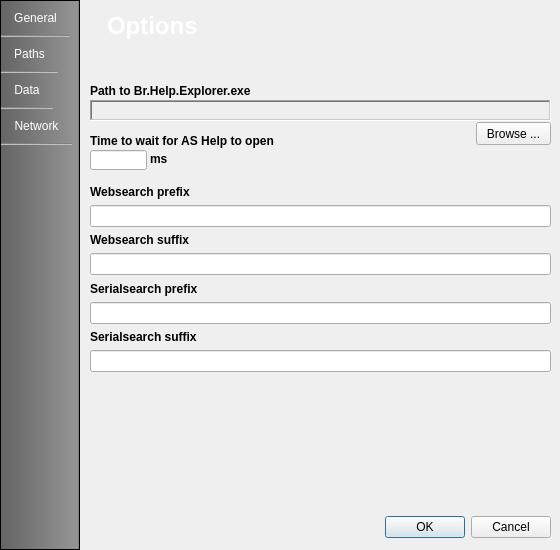
Old version of the form 00_src/optionwindow.ui in the repository bee-eater/SystemDumpViewer.
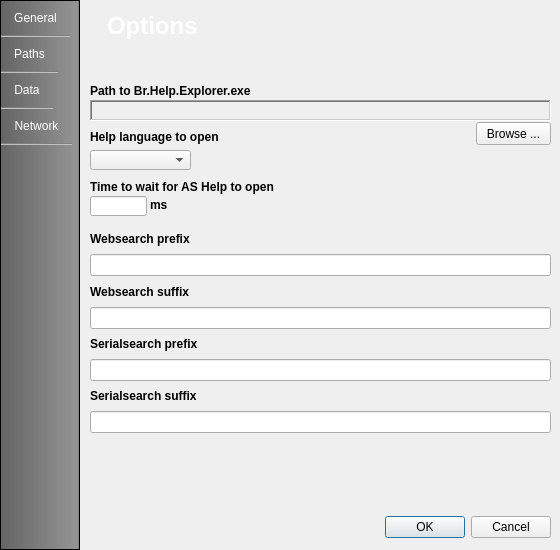
New version of the form. The open tabs and pages were chosen to show the change. Icons and pictures are not drawn.

Commit message: #21 added dropdown to option window to select help language

Patch:
```diff
--- a/00_src/optionwindow.ui
+++ b/00_src/optionwindow.ui
@@ -461,9 +461,9 @@
         <property name="geometry">
          <rect>
           <x>10</x>
-          <y>114</y>
+          <y>160</y>
           <width>461</width>
-          <height>188</height>
+          <height>203</height>
          </rect>
         </property>
         <layout class="QVBoxLayout" name="verticalLayout">
@@ -537,7 +537,7 @@
         <property name="geometry">
          <rect>
           <x>70</x>
-          <y>78</y>
+          <y>124</y>
           <width>169</width>
           <height>21</height>
          </rect>
@@ -575,7 +575,7 @@
         <property name="geometry">
          <rect>
           <x>10</x>
-          <y>80</y>
+          <y>126</y>
           <width>57</width>
           <height>20</height>
          </rect>
@@ -585,7 +585,7 @@
         <property name="geometry">
          <rect>
           <x>10</x>
-          <y>60</y>
+          <y>106</y>
           <width>381</width>
           <height>21</height>
          </rect>
@@ -632,6 +632,41 @@
          <string>Browse ...</string>
         </property>
        </widget>
+       <widget class="QLabel" name="text_options_helplanguage">
+        <property name="geometry">
+         <rect>
+          <x>10</x>
+          <y>57</y>
+          <width>381</width>
+          <height>20</height>
+         </rect>
+        </property>
+        <property name="font">
+         <font>
+          <weight>75</weight>
+          <bold>true</bold>
+         </font>
+        </property>
+        <property name="text">
+         <string>Help language to open</string>
+        </property>
+       </widget>
+       <widget class="QComboBox" name="combo_option_helplanguage">
+        <property name="geometry">
+         <rect>
+          <x>10</x>
+          <y>80</y>
+          <width>101</width>
+          <height>20</height>
+         </rect>
+        </property>
+        <property name="maximumSize">
+         <size>
+          <width>185</width>
+          <height>20</height>
+         </size>
+        </property>
+       </widget>
       </widget>
       <widget class="QWidget" name="page_data">
        <widget class="QCheckBox" name="check_option_keepFiles">
```
Left out of the diff: 2 changed lines with no effect on the pictures. The commit also changes 6 other files.
